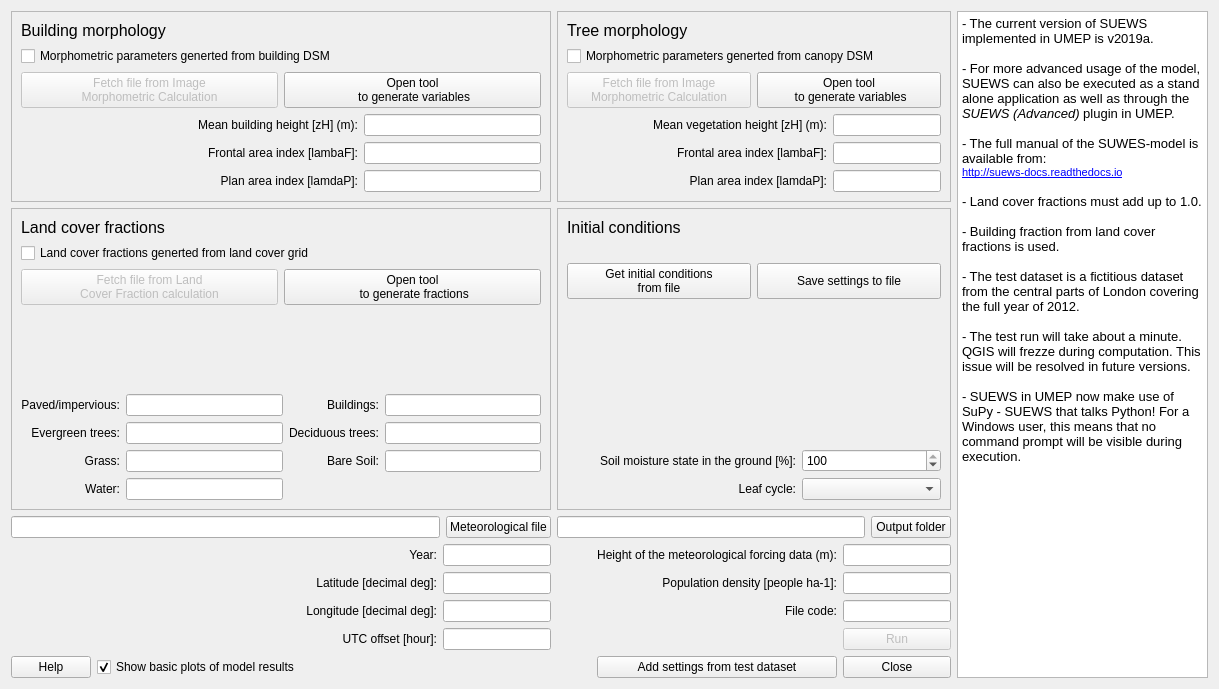
First picture: the form in SuewsSimple/suews_simple_dialog_base.ui, repository UMEP-dev/UMEP, before the edit.
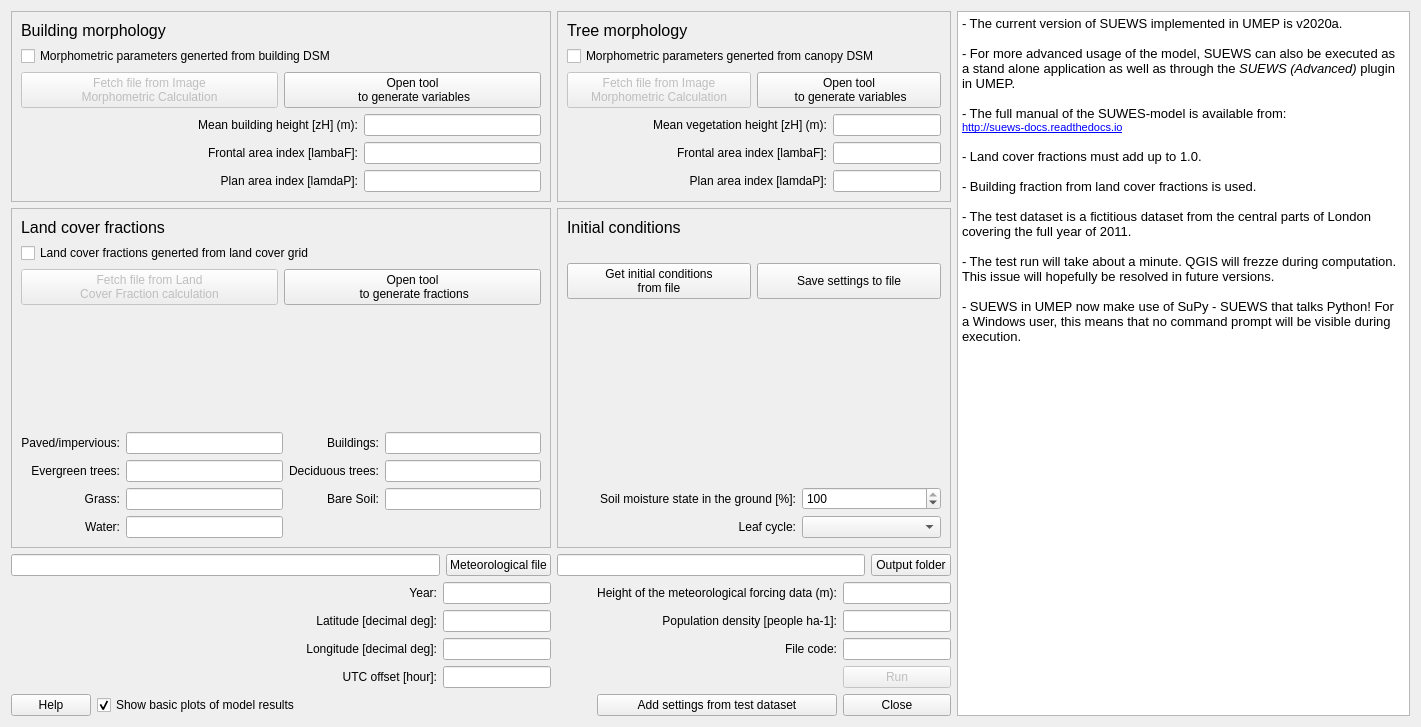
Second picture: the form after the edit.

```diff
--- a/SuewsSimple/suews_simple_dialog_base.ui
+++ b/SuewsSimple/suews_simple_dialog_base.ui
@@ -6,8 +6,8 @@
    <rect>
     <x>0</x>
     <y>0</y>
-    <width>1219</width>
-    <height>689</height>
+    <width>1421</width>
+    <height>727</height>
    </rect>
   </property>
   <property name="sizePolicy">
@@ -344,8 +344,8 @@
       <string>&lt;!DOCTYPE HTML PUBLIC &quot;-//W3C//DTD HTML 4.0//EN&quot; &quot;http://www.w3.org/TR/REC-html40/strict.dtd&quot;&gt;
 &lt;html&gt;&lt;head&gt;&lt;meta name=&quot;qrichtext&quot; content=&quot;1&quot; /&gt;&lt;style type=&quot;text/css&quot;&gt;
 p, li { white-space: pre-wrap; }
-&lt;/style&gt;&lt;/head&gt;&lt;body style=&quot; font-family:'MS Shell Dlg 2'; font-size:8.25pt; font-weight:400; font-style:normal;&quot;&gt;
-&lt;p style=&quot; margin-top:0px; margin-bottom:0px; margin-left:0px; margin-right:0px; -qt-block-indent:0; text-indent:0px;&quot;&gt;&lt;span style=&quot; font-size:10pt;&quot;&gt;- The current version of SUEWS implemented in UMEP is v2019a.&lt;/span&gt;&lt;/p&gt;
+&lt;/style&gt;&lt;/head&gt;&lt;body style=&quot; font-family:'MS Shell Dlg 2'; font-size:7.8pt; font-weight:400; font-style:normal;&quot;&gt;
+&lt;p style=&quot; margin-top:0px; margin-bottom:0px; margin-left:0px; margin-right:0px; -qt-block-indent:0; text-indent:0px;&quot;&gt;&lt;span style=&quot; font-size:10pt;&quot;&gt;- The current version of SUEWS implemented in UMEP is v2020a.&lt;/span&gt;&lt;/p&gt;
 &lt;p style=&quot;-qt-paragraph-type:empty; margin-top:0px; margin-bottom:0px; margin-left:0px; margin-right:0px; -qt-block-indent:0; text-indent:0px; font-size:10pt;&quot;&gt;&lt;br /&gt;&lt;/p&gt;
 &lt;p style=&quot; margin-top:0px; margin-bottom:0px; margin-left:0px; margin-right:0px; -qt-block-indent:0; text-indent:0px;&quot;&gt;&lt;span style=&quot; font-size:10pt;&quot;&gt;- For more advanced usage of the model, SUEWS can also be executed as a stand alone application as well as through the &lt;/span&gt;&lt;span style=&quot; font-size:10pt; font-style:italic;&quot;&gt;SUEWS (Advanced)&lt;/span&gt;&lt;span style=&quot; font-size:10pt;&quot;&gt; plugin in UMEP.&lt;/span&gt;&lt;/p&gt;
 &lt;p style=&quot;-qt-paragraph-type:empty; margin-top:0px; margin-bottom:0px; margin-left:0px; margin-right:0px; -qt-block-indent:0; text-indent:0px; font-size:10pt;&quot;&gt;&lt;br /&gt;&lt;/p&gt;
@@ -356,9 +356,9 @@
 &lt;p style=&quot;-qt-paragraph-type:empty; margin-top:0px; margin-bottom:0px; margin-left:0px; margin-right:0px; -qt-block-indent:0; text-indent:0px; font-size:10pt;&quot;&gt;&lt;br /&gt;&lt;/p&gt;
 &lt;p style=&quot; margin-top:0px; margin-bottom:0px; margin-left:0px; margin-right:0px; -qt-block-indent:0; text-indent:0px;&quot;&gt;&lt;span style=&quot; font-size:10pt;&quot;&gt;- Building fraction from land cover fractions is used.&lt;/span&gt;&lt;/p&gt;
 &lt;p style=&quot;-qt-paragraph-type:empty; margin-top:0px; margin-bottom:0px; margin-left:0px; margin-right:0px; -qt-block-indent:0; text-indent:0px; font-size:10pt;&quot;&gt;&lt;br /&gt;&lt;/p&gt;
-&lt;p style=&quot; margin-top:0px; margin-bottom:0px; margin-left:0px; margin-right:0px; -qt-block-indent:0; text-indent:0px;&quot;&gt;&lt;span style=&quot; font-size:10pt;&quot;&gt;- The test dataset is a fictitious dataset from the central parts of London covering the full year of 2012.&lt;/span&gt;&lt;/p&gt;
+&lt;p style=&quot; margin-top:0px; margin-bottom:0px; margin-left:0px; margin-right:0px; -qt-block-indent:0; text-indent:0px;&quot;&gt;&lt;span style=&quot; font-size:10pt;&quot;&gt;- The test dataset is a fictitious dataset from the central parts of London covering the full year of 2011.&lt;/span&gt;&lt;/p&gt;
 &lt;p style=&quot;-qt-paragraph-type:empty; margin-top:0px; margin-bottom:0px; margin-left:0px; margin-right:0px; -qt-block-indent:0; text-indent:0px; font-size:10pt;&quot;&gt;&lt;br /&gt;&lt;/p&gt;
-&lt;p style=&quot; margin-top:0px; margin-bottom:0px; margin-left:0px; margin-right:0px; -qt-block-indent:0; text-indent:0px;&quot;&gt;&lt;span style=&quot; font-size:10pt;&quot;&gt;- The test run will take about a minute. QGIS will frezze during computation. This issue will be resolved in future versions. &lt;/span&gt;&lt;/p&gt;
+&lt;p style=&quot; margin-top:0px; margin-bottom:0px; margin-left:0px; margin-right:0px; -qt-block-indent:0; text-indent:0px;&quot;&gt;&lt;span style=&quot; font-size:10pt;&quot;&gt;- The test run will take about a minute. QGIS will frezze during computation. This issue will hopefully be resolved in future versions. &lt;/span&gt;&lt;/p&gt;
 &lt;p style=&quot;-qt-paragraph-type:empty; margin-top:0px; margin-bottom:0px; margin-left:0px; margin-right:0px; -qt-block-indent:0; text-indent:0px; font-size:10pt;&quot;&gt;&lt;br /&gt;&lt;/p&gt;
 &lt;p style=&quot; margin-top:0px; margin-bottom:0px; margin-left:0px; margin-right:0px; -qt-block-indent:0; text-indent:0px;&quot;&gt;&lt;span style=&quot; font-size:10pt;&quot;&gt;- SUEWS in UMEP now make use of SuPy - SUEWS that talks Python! For a Windows user, this means that no command prompt will be visible during execution.&lt;/span&gt;&lt;/p&gt;&lt;/body&gt;&lt;/html&gt;</string>
      </property>
```
